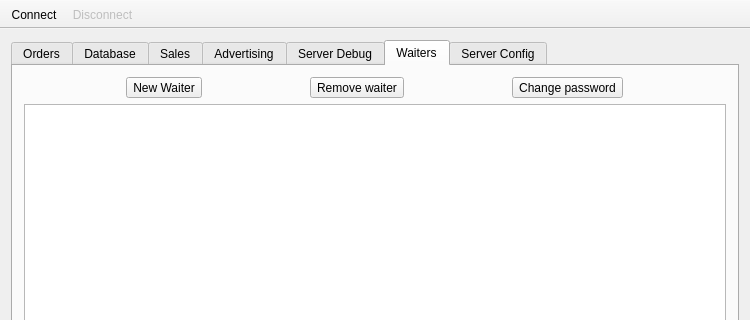
Before: the Qt Designer form admin/ui/mainwindow.ui in Mateus224/rotable, drawn with Qt 5; both pictures show x 0 to 750 and y 0 to 320 of the 750 by 650 pixel window.
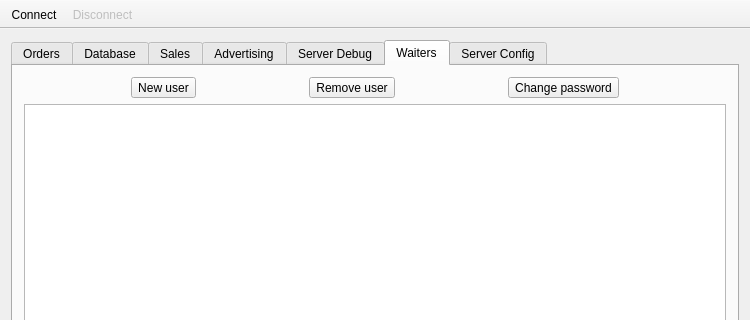
After: the same form once the commit is applied. Icons and pictures are not drawn. Custom widgets are drawn as their Qt base class.

Commit message: Register user, still some issue with save password

```diff
--- a/admin/ui/mainwindow.ui
+++ b/admin/ui/mainwindow.ui
@@ -594,18 +594,24 @@
           <item>
            <widget class="QToolButton" name="toolButton_2">
             <property name="text">
-             <string>New Waiter</string>
+             <string>New user</string>
             </property>
             <property name="icon">
              <iconset resource="../resources/resources.qrc">
               <normaloff>:/rotable/add.png</normaloff>:/rotable/add.png</iconset>
             </property>
+            <property name="toolButtonStyle">
+             <enum>Qt::ToolButtonTextBesideIcon</enum>
+            </property>
            </widget>
           </item>
           <item>
            <widget class="QToolButton" name="toolButton">
             <property name="text">
-             <string>Remove waiter</string>
+             <string>Remove user</string>
+            </property>
+            <property name="toolButtonStyle">
+             <enum>Qt::ToolButtonTextBesideIcon</enum>
             </property>
            </widget>
           </item>
@@ -614,6 +620,9 @@
             <property name="text">
              <string>Change password</string>
             </property>
+            <property name="toolButtonStyle">
+             <enum>Qt::ToolButtonTextBesideIcon</enum>
+            </property>
            </widget>
           </item>
          </layout>
```
Left out of the diff: 24 changed lines with no effect on the pictures. The commit also changes 17 other files.
